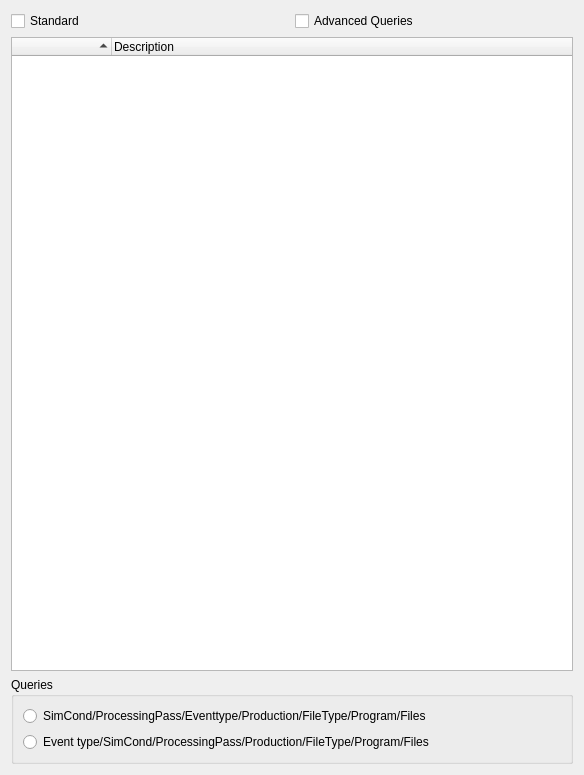
The window that LHCbDIRAC/BookkeepingSystem/Gui/Widget/TreeWidget.ui (antolu/LHCbDIRAC) describes before a commit, drawn with Qt 5.
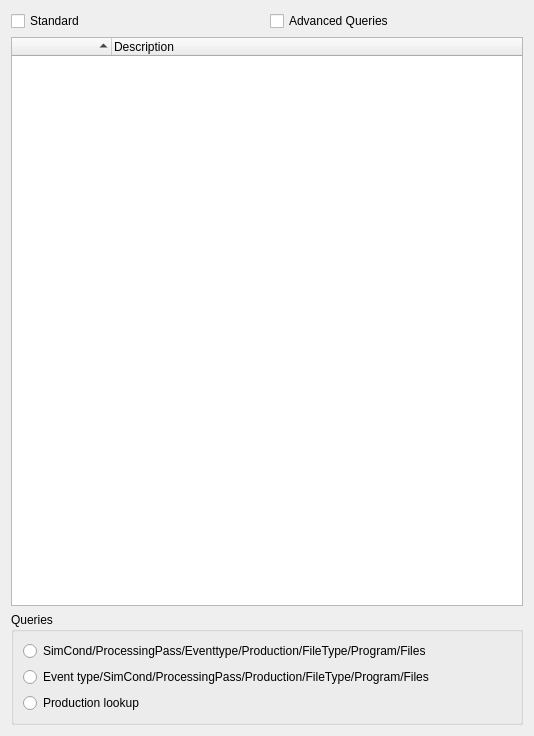
The same window after the commit.

Commit message: 1. bug fix 2. FileDilaog selection behivor changed. 3. new tree implemented (production lookup) 4. advanced save implemented. (the users can save catalog)

What changed in the file:
```diff
--- a/LHCbDIRAC/BookkeepingSystem/Gui/Widget/TreeWidget.ui
+++ b/LHCbDIRAC/BookkeepingSystem/Gui/Widget/TreeWidget.ui
@@ -5,8 +5,8 @@
    <rect>
     <x>0</x>
     <y>0</y>
-    <width>584</width>
-    <height>775</height>
+    <width>534</width>
+    <height>736</height>
    </rect>
   </property>
   <property name="windowTitle" >
@@ -94,6 +94,13 @@
         </property>
        </widget>
       </item>
+      <item row="2" column="0" >
+       <widget class="QRadioButton" name="productionRadioButton" >
+        <property name="text" >
+         <string>Production lookup</string>
+        </property>
+       </widget>
+      </item>
      </layout>
     </widget>
    </item>
```
The commit also changes 24 other files.
